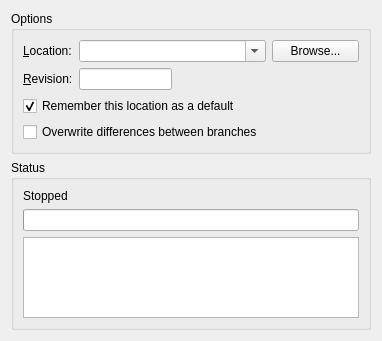
Before: the Qt Designer form ui/pull.ui in breezy-team/qbrz, drawn with Qt 5.
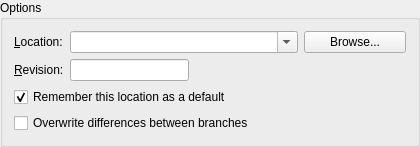
After: the same form once the commit is applied.

Commit message: Change pull, push, branch, and merge to use SubProcessDialog.

What changed in the file:
```diff
--- a/ui/pull.ui
+++ b/ui/pull.ui
@@ -1,17 +1,14 @@
 <ui version="4.0" >
  <class>PullForm</class>
- <widget class="QWidget" name="PullForm" >
+ <widget class="QGroupBox" name="PullForm" >
   <property name="geometry" >
    <rect>
     <x>0</x>
     <y>0</y>
-    <width>382</width>
-    <height>341</height>
+    <width>420</width>
+    <height>131</height>
    </rect>
   </property>
-  <layout class="QVBoxLayout" name="verticalLayout" >
-   <item>
-    <widget class="QGroupBox" name="groupBox" >
      <property name="title" >
       <string>Options</string>
      </property>
@@ -84,38 +81,6 @@
         <property name="text" >
          <string>Overwrite differences between branches</string>
         </property>
-       </widget>
-      </item>
-     </layout>
-    </widget>
-   </item>
-   <item>
-    <widget class="QGroupBox" name="groupBox_2" >
-     <property name="title" >
-      <string>Status</string>
-     </property>
-     <layout class="QVBoxLayout" >
-      <item>
-       <widget class="QLabel" name="progressMessage" >
-        <property name="text" >
-         <string>Stopped</string>
-        </property>
-        <property name="wordWrap" >
-         <bool>true</bool>
-        </property>
-       </widget>
-      </item>
-      <item>
-       <widget class="QProgressBar" name="progressBar" >
-        <property name="maximum" >
-         <number>1000000</number>
-        </property>
-       </widget>
-      </item>
-      <item>
-       <widget class="QTextBrowser" name="console" />
-      </item>
-     </layout>
     </widget>
    </item>
   </layout>
```
Lines whose indentation alone changed are shown as unchanged. The commit also changes 9 other files.
